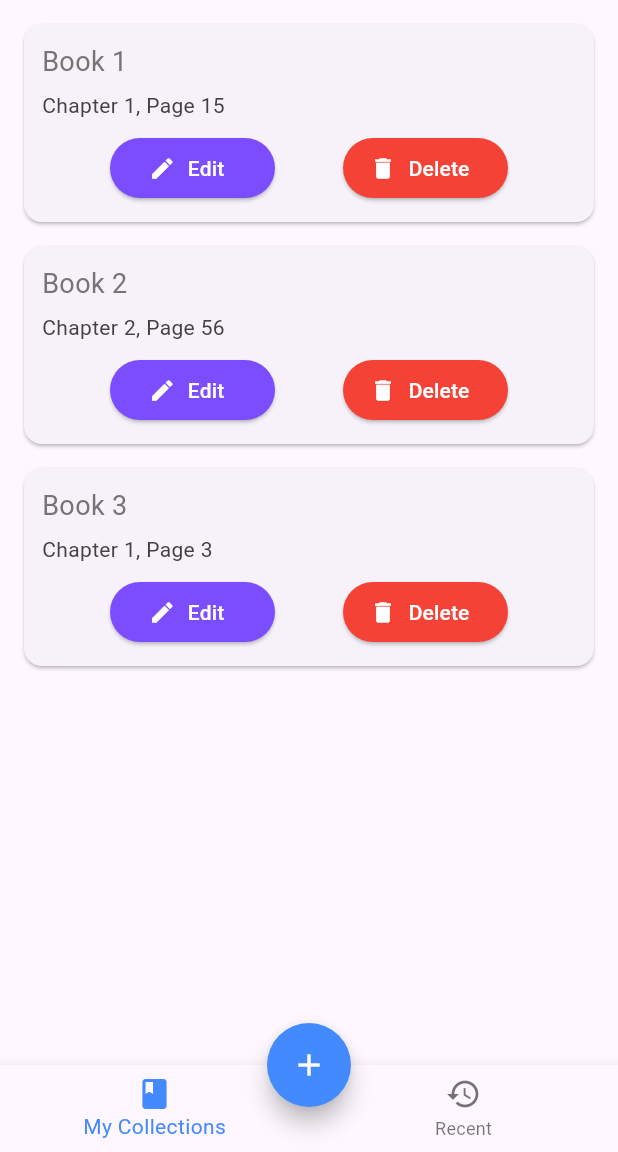
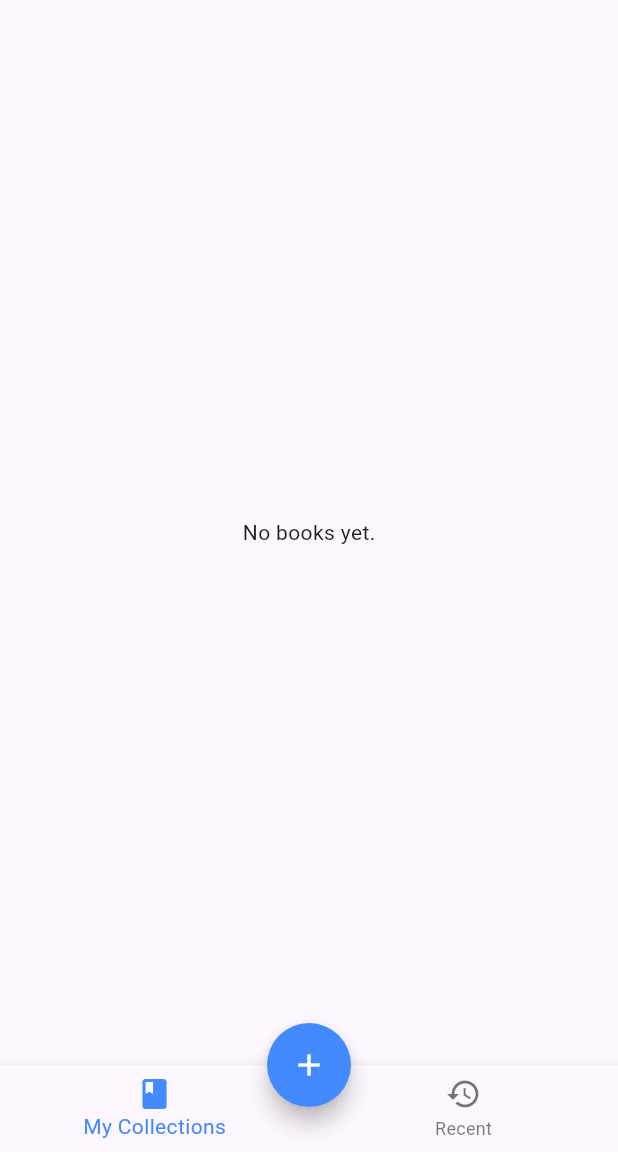
Before and after one commit to mikungg/PPB_BookTracker, a Flutter app: the screen it shows after launch, on a phone screen of 412 x 824 dp, the part 84-1236 px from its top. Run offline on Flutter 3.47's test engine with Material 3 defaults, Android fonts, the phone set to English and light mode, and no system bars; our stand-ins replace objectbox; generated files the repository leaves out were written again.

Commit message:
feat : ObjectBox Database Integration (replacing Lists)

```diff
--- a/lib/api/api_dummy.dart
+++ /dev/null
@@ -1,11 +0,0 @@
-class ApiDummy {
-  List books = [
-    {'title': 'Book 1', 'lastPage': 15, 'lastChapter': '1'},
-    {'title': 'Book 2', 'lastPage': 56, 'lastChapter': '2'},
-    {'title': 'Book 3', 'lastPage': 3, 'lastChapter': '1'},
-  ];
-
-  List getBooks() {
-    return books;
-  }
-}
--- /dev/null
+++ b/lib/models.dart
@@ -0,0 +1,17 @@
+import 'package:objectbox/objectbox.dart';
+
+@Entity()
+class Book {
+  int id = 0;
+
+  String title;
+  int lastPage;
+  String lastChapter;
+
+  Book({
+    this.id = 0,
+    required this.title,
+    required this.lastPage,
+    required this.lastChapter,
+  });
+}
--- a/lib/pages/collection_page.dart
+++ b/lib/pages/collection_page.dart
@@ -1,57 +1,67 @@
 import 'package:app_assignment_crud/components/book_card.dart';
 import 'package:flutter/material.dart';
+import 'package:objectbox/objectbox.dart';
+import '../models.dart';
 
 class ColletionPage extends StatefulWidget {
-  final List books;
-  const ColletionPage({super.key, required this.books});
+  final Box<Book> bookBox;
+
+  const ColletionPage({super.key, required this.bookBox});
 
   @override
   State<ColletionPage> createState() => _ColletionPageState();
 }
 
 class _ColletionPageState extends State<ColletionPage> {
+  late List<Book> books; // ObjectBox data
+
+  @override
+  void initState() {
+    super.initState();
+    books = widget.bookBox.getAll(); // load books from ObjectBox
+  }
+
   @override
   Widget build(BuildContext context) {
     return Scaffold(
-      body: SingleChildScrollView(
+      body:
+          books.isEmpty
+              ? Center(child: Text("No books yet."))
+              : SingleChildScrollView(
                 child: Column(
                   children:
-              widget.books
-                  .map(
-                    (book) => BooksCard(
-                      title: book['title'],
-                      lastChapter: book['lastChapter'],
-                      lastPage: book['lastPage'],
-                      delete: () {
-                        setState(() {
-                          widget.books.remove(book);
-                        });
-                      },
-                      edit: () {
-                        editBook(book);
-                      },
-                    ),
-                  )
-                  .toList(),
+                      books.map((book) {
+                        return BooksCard(
+                          title: book.title,
+                          lastChapter: book.lastChapter,
+                          lastPage: book.lastPage,
+                          delete: () => deleteBook(book),
+                          edit: () => editBook(book),
+                        );
+                      }).toList(),
                 ),
               ),
     );
   }
 
-  void editBook(Map book) {
+  void deleteBook(Book book) {
+    setState(() {
+      widget.bookBox.remove(book.id); // delete from ObjectBox
+      books.remove(book); // update local state
+    });
+  }
+
+  void editBook(Book book) {
+    final titleController = TextEditingController(text: book.title);
+    final lastChapterController = TextEditingController(text: book.lastChapter);
+    final lastPageController = TextEditingController(
+      text: book.lastPage.toString(),
+    );
+
     showDialog(
       context: context,
-      builder: (context) {
-        final TextEditingController titleController = TextEditingController(
-          text: book['title'],
-        );
-        final TextEditingController lastChapterController =
-            TextEditingController(text: book['lastChapter']);
-        final TextEditingController lastPageController = TextEditingController(
-          text: book['lastPage'].toString(),
-        );
-
-        return AlertDialog(
+      builder:
+          (_) => AlertDialog(
             title: Text('Edit Book'),
             content: Column(
               mainAxisSize: MainAxisSize.min,
@@ -72,25 +82,23 @@ class _ColletionPageState extends State<ColletionPage> {
             ),
             actions: [
               TextButton(
-              onPressed: () {
-                Navigator.pop(context);
-              },
+                onPressed: () => Navigator.pop(context),
                 child: Text('Cancel'),
               ),
               TextButton(
                 onPressed: () {
                   setState(() {
-                  book['title'] = titleController.text;
-                  book['lastChapter'] = lastChapterController.text;
-                  book['lastPage'] = int.parse(lastPageController.text);
+                    book.title = titleController.text;
+                    book.lastChapter = lastChapterController.text;
+                    book.lastPage = int.parse(lastPageController.text);
+                    widget.bookBox.put(book); // update ObjectBox
                   });
                   Navigator.pop(context);
                 },
                 child: Text('Save'),
               ),
             ],
-        );
-      },
+          ),
     );
   }
 }
--- a/lib/pages/recent_page.dart
+++ b/lib/pages/recent_page.dart
@@ -1,8 +1,10 @@
 import 'package:flutter/material.dart';
+import 'package:objectbox/objectbox.dart';
+import '../models.dart';
 
 class RecentPage extends StatelessWidget {
-  final List books;
-  const RecentPage({super.key, required this.books});
+  final Box<Book> bookBox;
+  const RecentPage({super.key, required this.bookBox});
 
   @override
   Widget build(BuildContext context) {
--- a/lib/pages/widget_tree.dart
+++ b/lib/pages/widget_tree.dart
@@ -1,7 +1,9 @@
-import 'package:app_assignment_crud/api/api_dummy.dart';
 import 'package:app_assignment_crud/pages/collection_page.dart';
 import 'package:app_assignment_crud/pages/recent_page.dart';
 import 'package:flutter/material.dart';
+import 'package:objectbox/objectbox.dart';
+import '../models.dart';
+import '../db/db.dart';
 
 class WidgetTree extends StatefulWidget {
   const WidgetTree({super.key});
@@ -13,7 +15,7 @@ class WidgetTree extends StatefulWidget {
 class _WidgetTreeState extends State<WidgetTree> {
   int myIndex = 0;
 
-  List books = ApiDummy().getBooks();
+  final bookBox = objectbox.store.box<Book>();
 
   final TextEditingController titleController = TextEditingController();
   final TextEditingController lastChapterController = TextEditingController();
@@ -60,9 +62,9 @@ class _WidgetTreeState extends State<WidgetTree> {
   Widget getPage(int index) {
     switch (index) {
       case 0:
-        return ColletionPage(books: books);
+        return ColletionPage(bookBox: bookBox);
       case 1:
-        return RecentPage(books: books);
+        return RecentPage(bookBox: bookBox);
       default:
         return Container();
     }
@@ -111,11 +113,13 @@ class _WidgetTreeState extends State<WidgetTree> {
                       ),
                     );
                   }
-                  books.add({
-                    'title': titleController.text,
-                    'lastChapter': lastChapterController.text,
-                    'lastPage': int.parse(lastPageController.text),
-                  });
+                  bookBox.put(
+                    Book(
+                      title: titleController.text,
+                      lastChapter: lastChapterController.text,
+                      lastPage: int.parse(lastPageController.text),
+                    ),
+                  );
                 });
                 titleController.clear();
                 lastChapterController.clear();
--- a/pubspec.yaml
+++ b/pubspec.yaml
@@ -9,11 +9,15 @@ environment:
 dependencies:
   flutter:
     sdk: flutter
+  objectbox: ^4.1.0
+  objectbox_flutter_libs: any
 
 dev_dependencies:
   flutter_test:
     sdk: flutter
   flutter_lints: ^5.0.0
+  build_runner: ^2.0.0
+  objectbox_generator: any
 
 flutter:
   uses-material-design: true
```
Also changed, not shown: lib/db/db.dart (added, +24 -0 lines), lib/main.dart (+8 -1 lines), lib/objectbox-model.json (added, +47 -0 lines), lib/objectbox.g.dart (added), pubspec.lock, 6 other files. Lines whose indentation alone changed are shown as unchanged.
